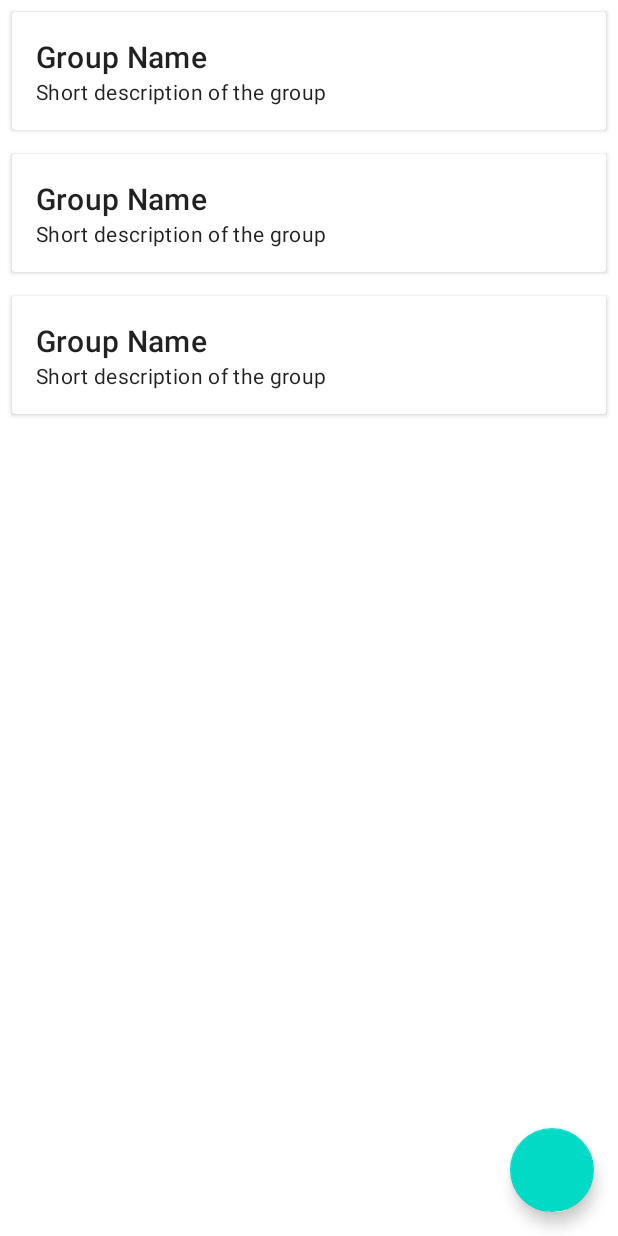
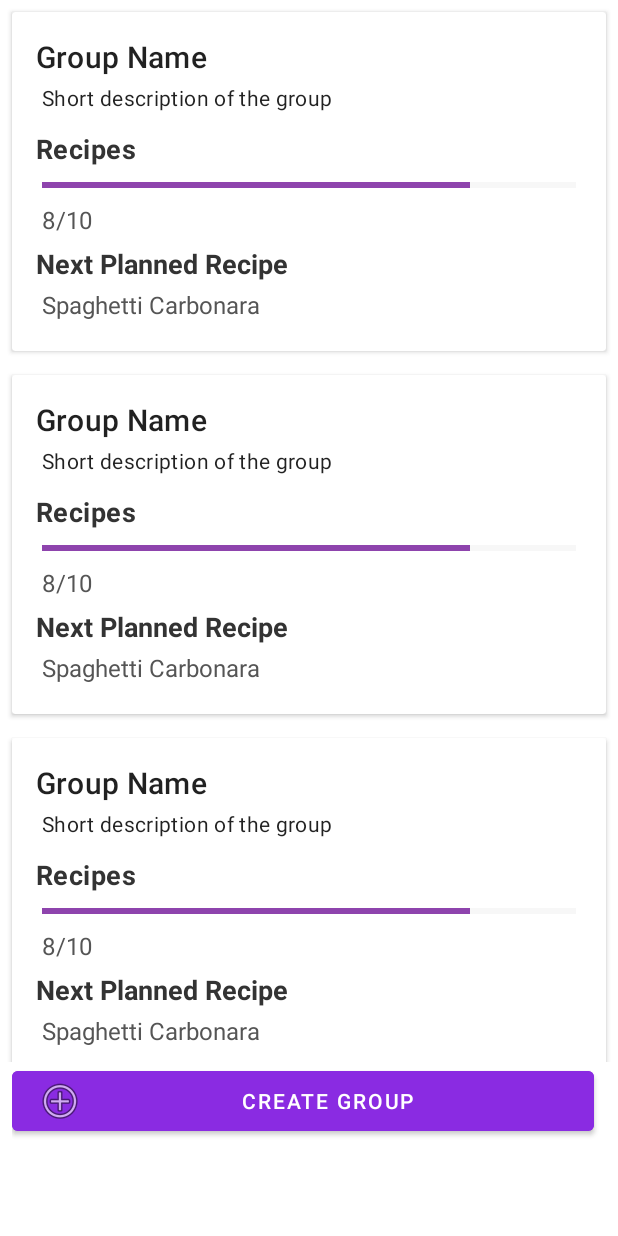
Before and after one commit to MvandeKamp/Yumly, an Android app: the layout fragment_group.xml on its own in the app's theme, with its tools: preview values and no code run, on a phone screen of 412 x 824 dp. Run offline under Robolectric (Android 15) with nearby library versions, the light colour scheme and no system bars.

Commit message:
added group

```diff
--- /dev/null
+++ b/app/src/main/java/com/mvandekamp/yumly/ui/group/GroupAdapter.java
@@ -0,0 +1,4 @@
+package com.mvandekamp.yumly.ui.group;
+
+public class GroupAdapter {
+}
--- /dev/null
+++ b/app/src/main/java/com/mvandekamp/yumly/ui/group/GroupFragment.java
@@ -0,0 +1,4 @@
+package com.mvandekamp.yumly.ui.group;
+
+public class GroupFragment {
+}
--- a/app/src/main/res/layout/fragment_group.xml
+++ b/app/src/main/res/layout/fragment_group.xml
@@ -1,34 +1,61 @@
 <?xml version="1.0" encoding="utf-8"?>
-<androidx.constraintlayout.widget.ConstraintLayout xmlns:android="http://schemas.android.com/apk/res/android"
+<androidx.constraintlayout.widget.ConstraintLayout
+    xmlns:android="http://schemas.android.com/apk/res/android"
     xmlns:app="http://schemas.android.com/apk/res-auto"
     xmlns:tools="http://schemas.android.com/tools"
     android:layout_width="match_parent"
     android:layout_height="match_parent"
-    tools:context=".ui.recipe.RecipeFragment">
+    tools:context=".ui.group.GroupFragment">
 
     <!-- RecyclerView for displaying the list of recipes -->
-
-
     <androidx.recyclerview.widget.RecyclerView
         android:id="@+id/groupRecyclerView"
         android:layout_width="0dp"
         android:layout_height="0dp"
-        android:contentDescription="@string/add_recipe"
-        android:src="@drawable/ic_add"
-        app:layout_constraintBottom_toTopOf="@+id/addGroupFab"
+        android:contentDescription="@string/add_group"
+        app:layout_constraintTop_toTopOf="parent"
+        app:layout_constraintBottom_toTopOf="@id/buttonContainer"
+        app:layout_constraintStart_toStartOf="parent"
+        app:layout_constraintEnd_toEndOf="parent"
+        tools:listitem="@layout/item_group" />
+
+    <!-- Button Container -->
+    <LinearLayout
+        android:id="@+id/buttonContainer"
+        android:layout_width="0dp"
+        android:layout_height="wrap_content"
+        android:layout_margin="8dp"
+        android:gravity="center"
+        android:orientation="horizontal"
+        app:layout_constraintBottom_toTopOf="@id/bottomNavigationView"
+        app:layout_constraintStart_toStartOf="parent"
+        app:layout_constraintEnd_toEndOf="parent">
+
+        <!-- Cancel Button -->
+        <Button
+            android:id="@+id/processImageButton"
+            android:layout_width="0dp"
+            android:layout_height="wrap_content"
+            android:layout_marginEnd="8dp"
+            android:layout_weight="1"
+            android:backgroundTint="@color/bottom_nav_icon_color"
+            android:text="Create Group"
+            android:textColor="@android:color/white"
+            app:icon="@android:drawable/ic_menu_add"
+            app:iconPadding="0dp"
+            app:iconTint="@color/white"
+            app:iconTintMode="multiply" />
+
+    </LinearLayout>
+
+    <!-- Bottom Navigation Bar -->
+    <com.google.android.material.bottomnavigation.BottomNavigationView
+        android:id="@+id/bottomNavigationView"
+        android:layout_width="0dp"
+        android:layout_height="wrap_content"
+        app:layout_constraintBottom_toBottomOf="parent"
         app:layout_constraintEnd_toEndOf="parent"
         app:layout_constraintStart_toStartOf="parent"
-        app:layout_constraintTop_toTopOf="parent"
-        tools:listitem="@layout/item_group" />
-
-    <com.google.android.material.floatingactionbutton.FloatingActionButton
-        android:id="@+id/addGroupFab"
-        android:layout_width="wrap_content"
-        android:layout_height="wrap_content"
-        android:layout_margin="16dp"
-        android:contentDescription="@string/add_group"
-        android:src="@drawable/ic_add"
-        app:layout_constraintBottom_toBottomOf="parent"
-        app:layout_constraintEnd_toEndOf="parent" />
-
+        app:menu="@menu/bottom_nav_menu"
+        tools:visibility="invisible" />
 </androidx.constraintlayout.widget.ConstraintLayout>
--- a/app/src/main/res/layout/item_group.xml
+++ b/app/src/main/res/layout/item_group.xml
@@ -23,7 +23,73 @@
             android:layout_width="wrap_content"
             android:layout_height="wrap_content"
             android:text="Short description of the group"
-            android:textAppearance="?attr/textAppearanceBody2" />
+            android:textAppearance="?attr/textAppearanceBody2"
+            android:layout_marginLeft="4dp"
+            android:layout_margin="4dp"/>
 
+        <Space
+            android:layout_width="match_parent"
+            android:layout_height="8dp"/>
+
+        <TextView
+            android:layout_width="match_parent"
+            android:layout_height="match_parent"
+            android:text="Recipes"
+            android:textAppearance="?attr/textAppearanceBody2"
+            android:textColor="#333"
+            android:textSize="18sp"
+            android:textStyle="bold">
+        </TextView>
+
+        <ProgressBar
+            android:id="@+id/groupRecipeProgressBar"
+            style="?android:attr/progressBarStyleHorizontal"
+            android:layout_width="match_parent"
+            android:layout_height="wrap_content"
+            android:layout_marginLeft="4dp"
+            android:layout_margin="4dp"
+            android:max="10"
+            android:progress="8"
+            android:progressBackgroundTint="#E0E0E0"
+            android:progressTint="#8E44AD" />
+
+        <TextView
+            android:id="@+id/groupRecipeProgressBarTextView"
+            android:layout_width="wrap_content"
+            android:layout_height="wrap_content"
+            android:layout_marginLeft="4dp"
+            android:text="8/10"
+            android:textColor="#555"
+            android:textSize="16sp" />
+
+        <!-- Next Planned Recipe -->
+        <LinearLayout
+            android:layout_width="match_parent"
+            android:layout_height="wrap_content"
+            android:background="@drawable/card_background"
+            android:orientation="vertical"
+            android:layout_marginTop="6dp">
+
+            <TextView
+                android:layout_width="wrap_content"
+                android:layout_height="wrap_content"
+                android:text="Next Planned Recipe"
+                android:textColor="#333"
+                android:textSize="18sp"
+                android:textStyle="bold" />
+
+            <TextView
+                android:id="@+id/groupNextPlannedRecipeTextView"
+                android:layout_width="wrap_content"
+                android:layout_height="wrap_content"
+                android:layout_marginTop="8dp"
+                android:text="Spaghetti Carbonara"
+                android:textColor="#555"
+                android:textSize="16sp"
+                android:layout_marginLeft="4dp"
+                android:layout_margin="4dp"/>
+        </LinearLayout>
     </LinearLayout>
+
+
 </androidx.cardview.widget.CardView>
```
